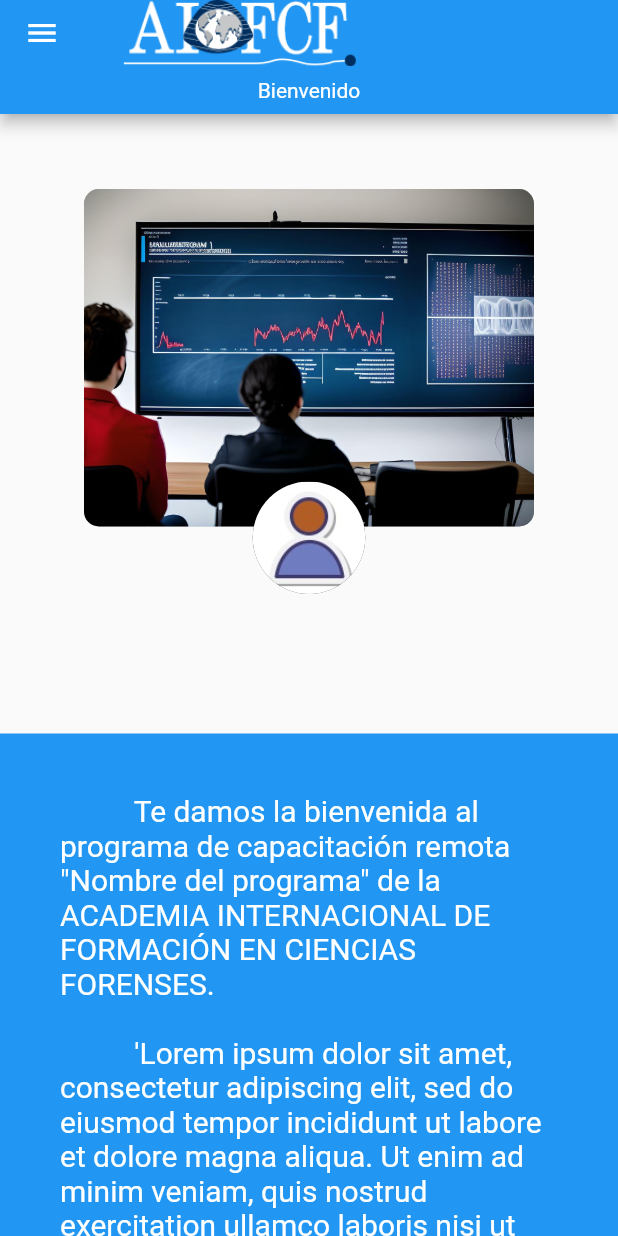
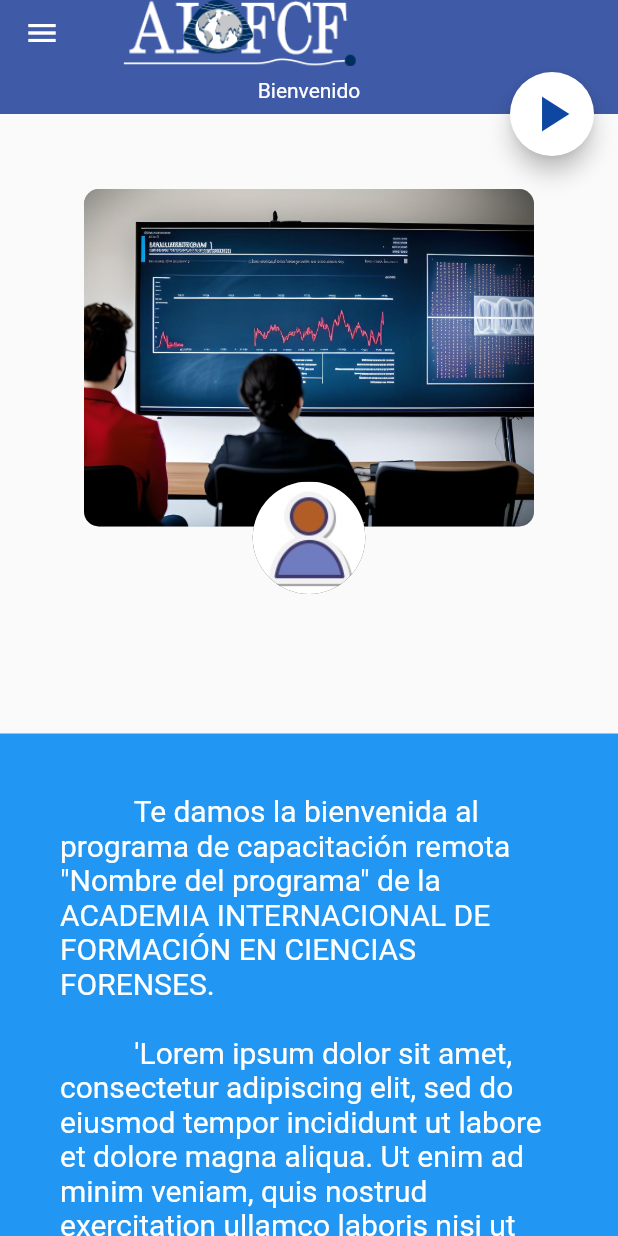
Before and after one commit to TICosmox/AIFCF_fire_mp4, a Flutter app: the InicioPage screen opened directly, on a phone screen of 412 x 824 dp. Run offline on Flutter 3.47's test engine with Material 2 defaults, Android fonts, the light colour scheme and no system bars; our stand-ins replace bloc, chewie, flutter_bloc, flutter_phoenix, permission_handler, share_plus and 2 more; accounts and stored records are empty.

Commit message:
cambios navegacion

```diff
--- a/lib/pages/inicio/inicio_page.dart
+++ b/lib/pages/inicio/inicio_page.dart
@@ -1,6 +1,7 @@
 import 'dart:convert';
 
 import 'package:flutter/material.dart';
+import 'package:proyecto_reproductor_video/constants/rutas_de_paginas.dart';
 import 'package:proyecto_reproductor_video/providers/local_storage_provider.dart';
 import 'package:proyecto_reproductor_video/widgets/widgets.dart';
 
@@ -38,12 +39,20 @@ class _InicioPageState extends State<InicioPage> {
     return Scaffold(
       appBar: CustomAppbar(),
       drawer: const SideMenu(),
+        floatingActionButtonLocation: FloatingActionButtonLocation.endTop,
+        floatingActionButton: FloatingActionButton(
+          backgroundColor: Colors.white,
+          tooltip: 'Ir a los videos',
+          onPressed: (){
+             Navigator.pushReplacementNamed(context, panelinicial);
+          },
+          child: const Icon(Icons.play_arrow, size: 40, color: Color.fromARGB(255, 13, 71, 161),),
+        ),
 
       body: ListView(
           padding: EdgeInsets.zero,
           children: [
             buildTop(),
-
             Column(
               children: [
                 const SizedBox(height: 8),
--- a/lib/routes/routes.dart
+++ b/lib/routes/routes.dart
@@ -2,14 +2,14 @@ import 'package:flutter/material.dart';
 import 'package:proyecto_reproductor_video/pages/detalle_video/detalle_video_page.dart';
 import 'package:proyecto_reproductor_video/pages/inicio/inicio_page.dart';
 import 'package:proyecto_reproductor_video/pages/panel_inicial/panel_inicial.dart';
-import 'package:proyecto_reproductor_video/pages/video_reproductor/reproductor_page.dart';
 import 'package:proyecto_reproductor_video/pages/registro/registro_page.dart';
 import 'package:proyecto_reproductor_video/pages/reproductor_video/reproductor_video_page.dart';
+import 'package:proyecto_reproductor_video/pages/validacion_pagina_inicial/validacion_pagina_inicial.dart';
+import 'package:proyecto_reproductor_video/pages/video_reproductor/reproductor_page.dart';
 import 'package:proyecto_reproductor_video/pages/videos_disponibles/videos_disponibles_page.dart';
 import 'package:proyecto_reproductor_video/pages/videos_pendientes/videos_pendientes_page.dart';
 
 import '../constants/rutas_de_paginas.dart';
-import '../pages/validacion_pagina_inicial/validacion_pagina_inicial.dart';
 
 Map<String, WidgetBuilder> getApplicationRoutes() {
 
--- a/lib/widgets/custom_appbar.dart
+++ b/lib/widgets/custom_appbar.dart
@@ -8,6 +8,8 @@ class CustomAppbar extends AppBar{
       fit: BoxFit.contain,
       height: 60,
     ),
+    backgroundColor:  const Color(0xFF3F5AA6),
+    elevation: 0,
     bottom: const PreferredSize(
       preferredSize: Size.fromHeight(20),
       child: Padding(
--- a/lib/widgets/side_menu.dart
+++ b/lib/widgets/side_menu.dart
@@ -10,9 +10,7 @@ class SideMenu extends StatelessWidget {
       child: ListView(
         padding: EdgeInsets.zero,
         children: [
-
           const _DrawerHeader(),
-
           ListTile(
             leading: const Icon(Icons.movie_filter_outlined),
             title: const Text('Mis cursos'),
@@ -20,7 +18,6 @@ class SideMenu extends StatelessWidget {
               Navigator.pushReplacementNamed(context, panelinicial);
             }
           ),
-
           ListTile(
             leading: const Icon(Icons.movie_rounded),
             title: const Text('Avances'),
@@ -28,7 +25,6 @@ class SideMenu extends StatelessWidget {
               Navigator.pushReplacementNamed(context, videospendientes);
             }
           ),
-
           ListTile(
             leading: const Icon(Icons.outbond_outlined),
             title: const Text('Exportar avances'),
```
Also changed, not shown: lib/pages/panel_inicial/panel_inicial.dart (+25 -14 lines), lib/pages/videos_disponibles/videos_disponibles_page.dart (+2 -10 lines), lib/pages/videos_pendientes/videos_pendientes_page.dart (+3 -11 lines).
